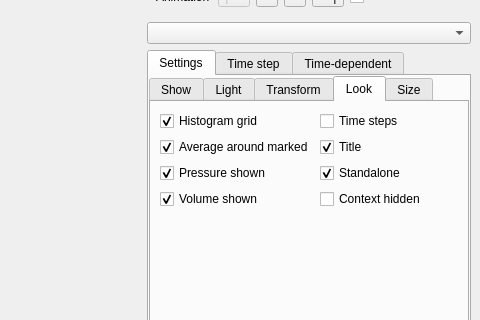
The window that MainWindow.ui (danlipsa/foamvis) describes before a commit, drawn with Qt 5; both pictures show x 563 to 1043 and y 86 to 406 of the 1043 by 596 pixel window.
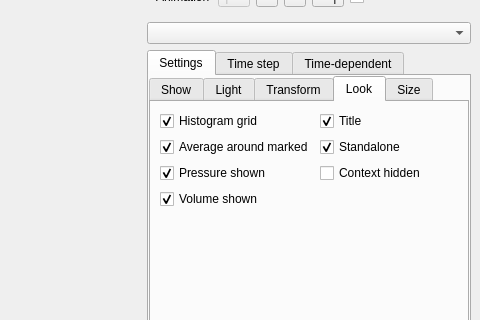
The same window after the commit. The open tabs and pages were chosen to show the change. Custom widgets are drawn as their Qt base class.

```diff
--- a/MainWindow.ui
+++ b/MainWindow.ui
@@ -1370,16 +1370,6 @@
                  </property>
                 </widget>
                </item>
-               <item row="0" column="1">
-                <widget class="QCheckBox" name="checkBoxTimeStepsShown">
-                 <property name="text">
-                  <string>Time steps</string>
-                 </property>
-                 <property name="checked">
-                  <bool>false</bool>
-                 </property>
-                </widget>
-               </item>
                <item row="1" column="0">
                 <widget class="QCheckBox" name="checkBoxAverageAroundMarked">
                  <property name="text">
@@ -1390,16 +1380,6 @@
                  </property>
                 </widget>
                </item>
-               <item row="1" column="1">
-                <widget class="QCheckBox" name="checkBoxTitleShown">
-                 <property name="text">
-                  <string>Title</string>
-                 </property>
-                 <property name="checked">
-                  <bool>true</bool>
-                 </property>
-                </widget>
-               </item>
                <item row="2" column="0">
                 <widget class="QCheckBox" name="checkBoxMissingPressureShown">
                  <property name="text">
@@ -1410,16 +1390,6 @@
                  </property>
                 </widget>
                </item>
-               <item row="2" column="1">
-                <widget class="QCheckBox" name="checkBoxStandaloneElementsShown">
-                 <property name="text">
-                  <string>Standalone</string>
-                 </property>
-                 <property name="checked">
-                  <bool>true</bool>
-                 </property>
-                </widget>
-               </item>
                <item row="3" column="0">
                 <widget class="QCheckBox" name="checkBoxMissingVolumeShown">
                  <property name="text">
@@ -1430,7 +1400,27 @@
                  </property>
                 </widget>
                </item>
-               <item row="3" column="1">
+               <item row="0" column="1">
+                <widget class="QCheckBox" name="checkBoxTitleShown">
+                 <property name="text">
+                  <string>Title</string>
+                 </property>
+                 <property name="checked">
+                  <bool>true</bool>
+                 </property>
+                </widget>
+               </item>
+               <item row="1" column="1">
+                <widget class="QCheckBox" name="checkBoxStandaloneElementsShown">
+                 <property name="text">
+                  <string>Standalone</string>
+                 </property>
+                 <property name="checked">
+                  <bool>true</bool>
+                 </property>
+                </widget>
+               </item>
+               <item row="2" column="1">
                 <widget class="QCheckBox" name="checkBoxContextHidden">
                  <property name="text">
                   <string>Context hidden</string>
```
Left out of the diff: 16 changed lines with no effect on the pictures.
